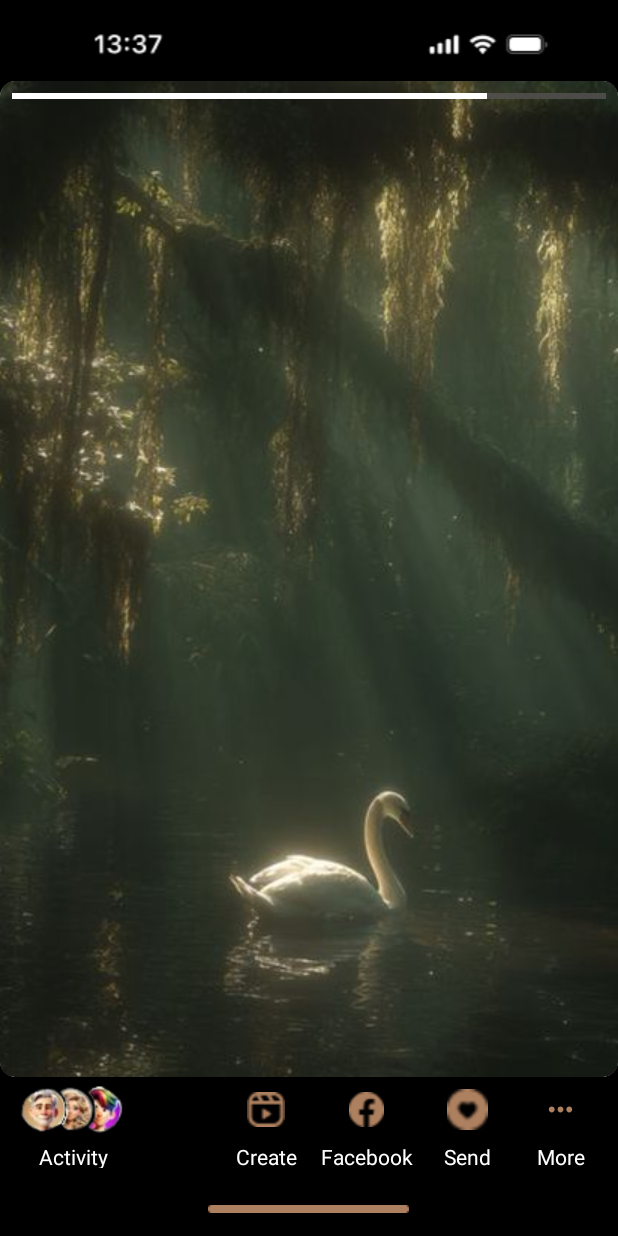
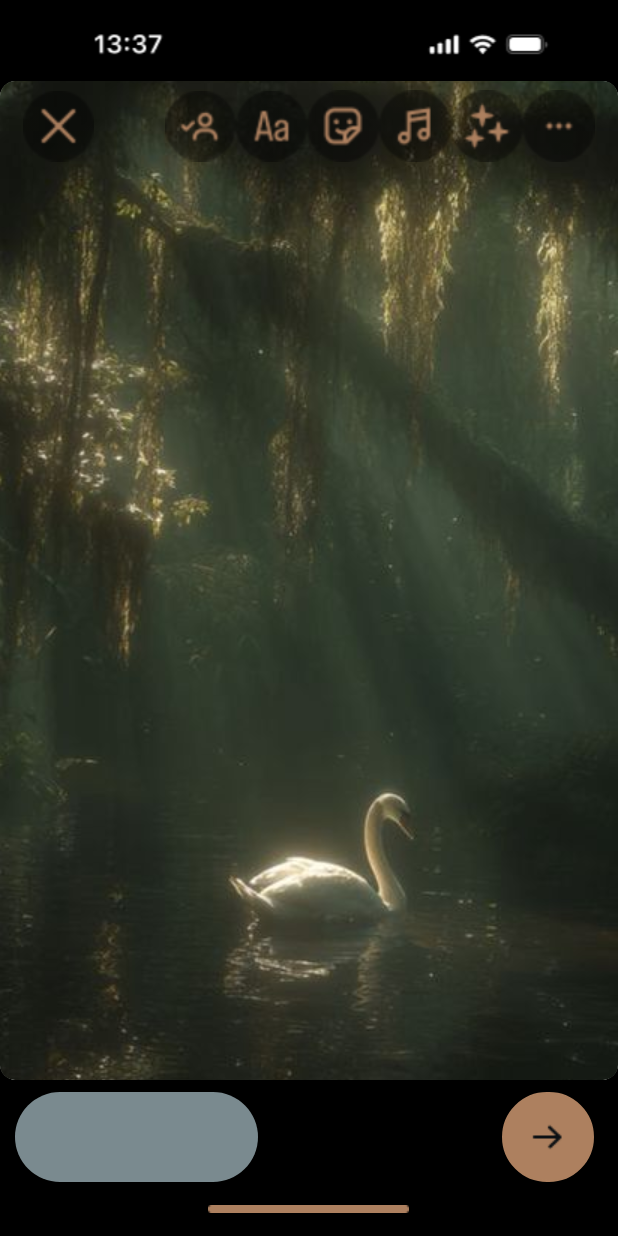
Before and after one commit to Raima-046/SMD-Assignment01-Fall-2025, an Android app: the EditStory screen opened directly, with no data from a screen before it, on a phone screen of 412 x 824 dp. Run offline under Robolectric (Android 15) with nearby library versions, the phone set to English and light mode, and no system bars.

Commit message:
edit story page

```diff
--- a/app/src/main/res/layout/activity_edit_story.xml
+++ b/app/src/main/res/layout/activity_edit_story.xml
@@ -47,39 +47,66 @@
 
 
                 <LinearLayout
-                    android:id="@+id/prog_bar"
-                    android:layout_width="match_parent"
-                    android:layout_height="4dp"
-                    android:layout_weight="1"
-                    android:layout_margin="8dp"
-                    android:layout_marginTop="10dp"
-                    android:orientation="horizontal"
-                    android:weightSum="100">
-
-                    <View
-                        android:layout_width="0dp"
-                        android:layout_height="match_parent"
-                        android:layout_weight="80"
-                        android:background="#FFFFFF" />
-
-                    <View
-                        android:layout_width="0dp"
-                        android:layout_height="match_parent"
-                        android:layout_weight="20"
-                        android:background="@color/story_prog" />
-
-                </LinearLayout>
-
-
-                <LinearLayout
                     android:layout_width="match_parent"
                     android:layout_height="60dp"
-                    android:layout_below="@id/prog_bar"
                     android:weightSum="8"
                     android:orientation="horizontal"
                     android:layout_marginLeft="15dp"
                     android:layout_marginRight="15dp"
                     >
+                    <ImageView
+                        android:layout_width="0dp"
+                        android:layout_height="match_parent"
+                        android:layout_weight="1"
+                        android:src="@drawable/close"
+                        />
+                    <View
+                        android:layout_width="0dp"
+                        android:layout_height="match_parent"
+                        android:layout_weight="1"
+                        />
+                    <ImageView
+                        android:layout_width="0dp"
+                        android:layout_height="match_parent"
+                        android:layout_weight="1"
+                        android:src="@drawable/partner"
+                        />
+                    <ImageView
+                        android:layout_width="0dp"
+                        android:layout_height="match_parent"
+                        android:layout_weight="1"
+                        android:src="@drawable/text_round"
+                        />
+                    <ImageView
+                        android:layout_width="0dp"
+                        android:layout_height="match_parent"
+                        android:layout_weight="1"
+                        android:src="@drawable/stickers_round"
+                        />
+                    <ImageView
+                        android:layout_width="0dp"
+                        android:layout_height="match_parent"
+                        android:layout_weight="1"
+                        android:src="@drawable/muse"
+                        />
+                    <ImageView
+                        android:layout_width="0dp"
+                        android:layout_height="match_parent"
+                        android:layout_weight="1"
+                        android:src="@drawable/filters"
+                        />
+                    <ImageView
+                        android:layout_width="0dp"
+                        android:layout_height="match_parent"
+                        android:layout_weight="1"
+                        android:src="@drawable/more_opts"
+                        />
+                    <ImageView
+                        android:layout_width="0dp"
+                        android:layout_height="match_parent"
+                        android:layout_weight="1"
+                        android:src="@drawable/close"
+                        />
 
                 </LinearLayout>
 
@@ -92,150 +119,53 @@
         <LinearLayout
             android:id="@+id/bnav"
             android:layout_width="match_parent"
-            android:layout_height="70dp"
+            android:layout_height="60dp"
             android:orientation="horizontal"
             android:weightSum="7"
             android:layout_above="@id/bbar"
             android:layout_marginRight="10dp"
             android:layout_marginLeft="10dp"
+            android:layout_marginTop="8dp"
             >
-            <LinearLayout
+            <RelativeLayout
                 android:layout_width="0dp"
                 android:layout_height="match_parent"
-                android:layout_weight="1.4"
-                android:orientation="vertical"
-                android:weightSum="4"
+                android:layout_weight="2.9"
+                >
+                <TextView
+                    android:layout_width="match_parent"
+                    android:layout_height="match_parent"
+                    android:background="@drawable/msg_bar"
+                    android:padding="10dp"
+                    android:backgroundTint="@color/from"
+                    />
+
+            </RelativeLayout>
+
+            <RelativeLayout
+                android:layout_width="0dp"
+                android:layout_height="match_parent"
+                android:layout_weight="2.9"
+                >
+
+            </RelativeLayout>
+
+            <RelativeLayout
+                android:layout_width="0dp"
+                android:layout_height="match_parent"
+                android:layout_weight="1.1"
                 >
                 <ImageView
                     android:layout_width="match_parent"
-                    android:layout_height="0dp"
-                    android:layout_weight="2.5"
-                    android:src="@drawable/img_9wbg"
-                    android:backgroundTint="@color/black"
+                    android:layout_height="match_parent"
+                    android:background="@drawable/circle"
+                    android:backgroundTint="@color/follow_btn"
+                    android:src="@drawable/nexty"
+                    android:scaleType="center"
                     />
-                <TextView
-                    android:layout_width="match_parent"
-                    android:layout_height="0dp"
-                    android:layout_weight="1"
-                    android:text="Activity"
-                    android:textColor="@color/white"
-                    android:gravity="center|top"
-                    />
-
-            </LinearLayout>
+            </RelativeLayout>
 
 
-            <LinearLayout
-                android:layout_width="0dp"
-                android:layout_height="match_parent"
-                android:layout_weight="1"
-                >
-
-            </LinearLayout>
-
-            <LinearLayout
-                android:layout_width="0dp"
-                android:layout_height="match_parent"
-                android:layout_weight="1.2"
-                android:weightSum="4"
-                android:orientation="vertical"
-                >
-                <ImageView
-                    android:layout_width="match_parent"
-                    android:layout_height="0dp"
-                    android:layout_weight="2.5"
-                    android:src="@drawable/reels"
-                    app:tint="@color/follow_btn"
-                    android:padding="10dp"
-                    />
-                <TextView
-                    android:layout_width="match_parent"
-                    android:layout_height="0dp"
-                    android:layout_weight="1"
-                    android:text="Create"
-                    android:textColor="@color/white"
-                    android:gravity="center|top"
-                    />
-
-            </LinearLayout>
-
-            <LinearLayout
-                android:layout_width="0dp"
-                android:layout_height="match_parent"
-                android:layout_weight="1.2"
-                android:weightSum="4"
-                android:orientation="vertical"
-                >
-                <ImageView
-                    android:layout_width="match_parent"
-                    android:layout_height="0dp"
-                    android:layout_weight="2.5"
-                    android:src="@drawable/fb"
-                    app:tint="@color/follow_btn"
-                    android:padding="10dp"
-                    />
-                <TextView
-                    android:layout_width="match_parent"
-                    android:layout_height="0dp"
-                    android:layout_weight="1"
-                    android:text="Facebook"
-                    android:textColor="@color/white"
-                    android:gravity="center|top"
-                    />
-
-            </LinearLayout>
-
-            <LinearLayout
-                android:layout_width="0dp"
-                android:layout_height="match_parent"
-                android:layout_weight="1.2"
-                android:weightSum="4"
-                android:orientation="vertical"
-                >
-                <ImageView
-                    android:layout_width="match_parent"
-                    android:layout_height="0dp"
-                    android:layout_weight="2.5"
-                    android:src="@drawable/hl_str"
-                    app:tint="@color/follow_btn"
-                    android:padding="8dp"
-                    />
-                <TextView
-                    android:layout_width="match_parent"
-                    android:layout_height="0dp"
-                    android:layout_weight="1"
-                    android:text="Send"
-                    android:textColor="@color/white"
-                    android:gravity="center|top"
-                    />
-
-            </LinearLayout>
-
-            <LinearLayout
-                android:layout_width="0dp"
-                android:layout_height="match_parent"
-                android:layout_weight="1"
-                android:weightSum="4"
-                android:orientation="vertical"
-                >
-                <ImageView
-                    android:layout_width="match_parent"
-                    android:layout_height="0dp"
-                    android:layout_weight="2.5"
-                    android:src="@drawable/more"
-                    app:tint="@color/follow_btn"
-                    android:padding="10dp"
-                    />
-                <TextView
-                    android:layout_width="match_parent"
-                    android:layout_height="0dp"
-                    android:layout_weight="1"
-                    android:text="More"
-                    android:textColor="@color/white"
-                    android:gravity="center|top"
-                    />
-
-            </LinearLayout>
 
         </LinearLayout>
 
```
Also changed, not shown: app/src/main/res/drawable/close.png (added), app/src/main/res/drawable/filters.png (added), app/src/main/res/drawable/more_opts.png (added), app/src/main/res/drawable/muse.png (added), app/src/main/res/drawable/nexty.png (added), app/src/main/res/drawable/partner.png (added), app/src/main/res/drawable/stickers_round.png (added), app/src/main/res/drawable/text_round.png (added).
